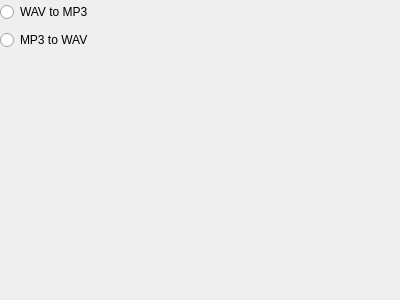
The window that startpage.ui (raynor73/AudioConverter) describes before a commit, drawn with Qt 5.
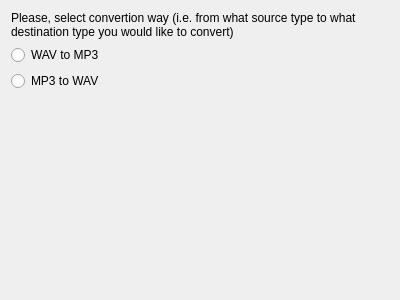
The same window after the commit.

Commit message: Complete Start Page UI

Diff of the .ui file:
```diff
--- a/startpage.ui
+++ b/startpage.ui
@@ -13,16 +13,20 @@
   <property name="windowTitle">
    <string>WizardPage</string>
   </property>
-  <widget class="QWidget" name="">
-   <property name="geometry">
-    <rect>
-     <x>0</x>
-     <y>0</y>
-     <width>104</width>
-     <height>52</height>
-    </rect>
+  <property name="title">
+   <string>Start</string>
    </property>
    <layout class="QVBoxLayout" name="verticalLayout">
+   <item>
+    <widget class="QLabel" name="label">
+     <property name="text">
+      <string>Please, select convertion way (i.e. from what source type to what destination type you would like to convert)</string>
+     </property>
+     <property name="wordWrap">
+      <bool>true</bool>
+     </property>
+    </widget>
+   </item>
     <item>
      <widget class="QRadioButton" name="wavToMp3RadioButton">
       <property name="text">
@@ -37,8 +41,20 @@
       </property>
      </widget>
     </item>
-   </layout>
-  </widget>
+   <item>
+    <spacer name="verticalSpacer">
+     <property name="orientation">
+      <enum>Qt::Vertical</enum>
+     </property>
+     <property name="sizeHint" stdset="0">
+      <size>
+       <width>20</width>
+       <height>40</height>
+      </size>
+     </property>
+    </spacer>
+   </item>
+  </layout>
  </widget>
  <resources/>
  <connections/>
```
Lines whose indentation alone changed are shown as unchanged.
